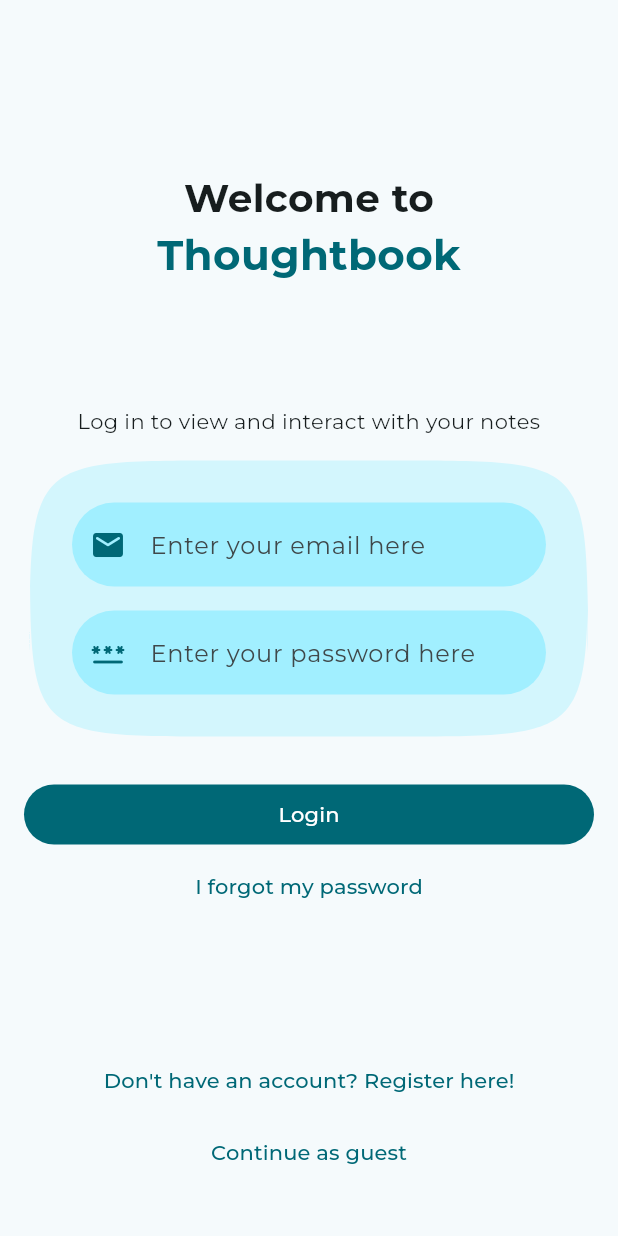
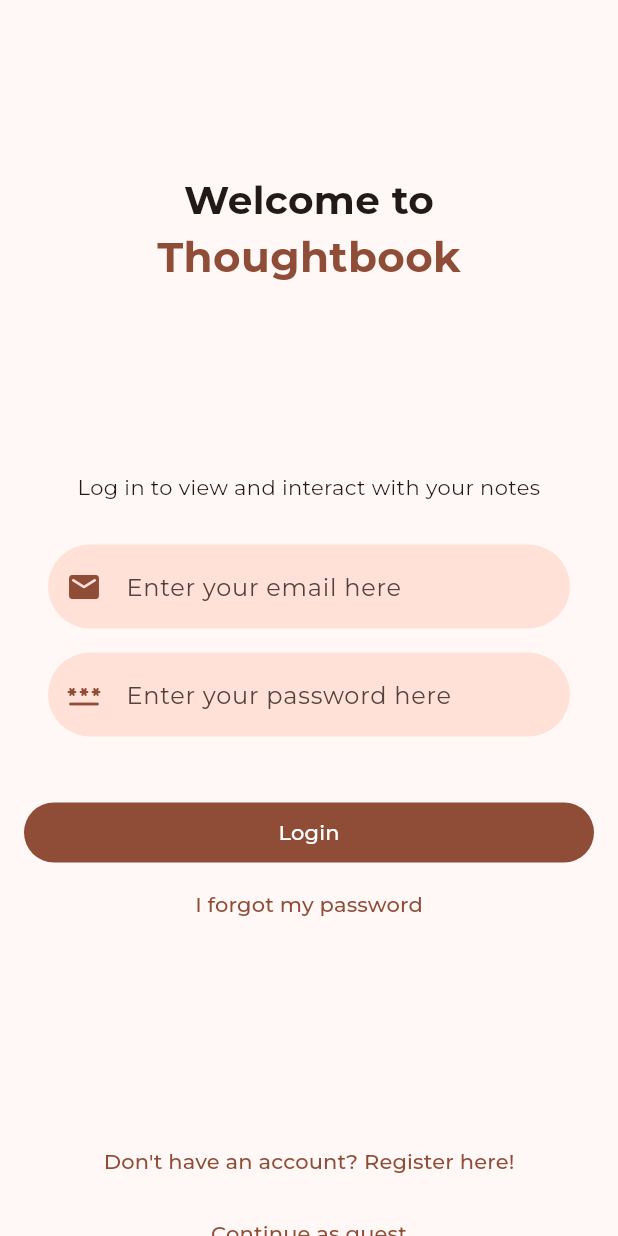
Before and after one commit to CrypticVader/thoughtbook, a Flutter app: the screen it shows after launch, on a phone screen of 412 x 824 dp. Run offline on Flutter 3.47's test engine with Material 2 defaults, Android fonts, the light colour scheme and no system bars; drawn by our look-alikes of animated_background, dynamic_color, flutter_animate; our stand-ins replace bloc, cloud_firestore, equatable, firebase_auth, firebase_core, flutter_bloc and 4 more; accounts and stored records are empty; generated files the repository leaves out were written again; project files that could hold a hidden picture were left out.

Commit message:
Fixed Guest mode persistence
-Added a new service to wrap around shared_preferences.
- Modified the appearance of login and register views, they are now scrollable.

```diff
--- a/lib/constants/preferences.dart
+++ /dev/null
@@ -1,3 +0,0 @@
-const layoutPrefKey = 'layout_pref_key';
-const gridLayoutPref = 'layout_grid';
-const listLayoutPref = 'layout_list';
--- a/lib/main.dart
+++ b/lib/main.dart
@@ -8,6 +8,7 @@ import 'package:thoughtbook/constants/routes.dart';
 import 'package:thoughtbook/extensions/buildContext/loc.dart';
 import 'package:thoughtbook/extensions/buildContext/theme.dart';
 import 'package:thoughtbook/helpers/loading/loading_screen.dart';
+import 'package:thoughtbook/services/app_preference/app_preference_service.dart';
 import 'package:thoughtbook/services/auth/bloc/auth_bloc.dart';
 import 'package:thoughtbook/services/auth/bloc/auth_event.dart';
 import 'package:thoughtbook/services/auth/bloc/auth_state.dart';
@@ -30,6 +31,8 @@ void main() {
     ),
   );
 
+  AppPreferenceService().initPrefs();
+
   runApp(
     const ThoughtbookApp(),
   );
@@ -44,7 +47,7 @@ class ThoughtbookApp extends StatefulWidget {
 
 class _ThoughtbookAppState extends State<ThoughtbookApp> {
   static final _defaultLightColorScheme = ColorScheme.fromSeed(
-    seedColor: Colors.cyan,
+    seedColor: Colors.deepOrangeAccent,
     brightness: Brightness.light,
   );
 
@@ -60,7 +63,7 @@ class _ThoughtbookAppState extends State<ThoughtbookApp> {
         supportedLocales: AppLocalizations.supportedLocales,
         localizationsDelegates: AppLocalizations.localizationsDelegates,
         debugShowCheckedModeBanner: false,
-        title: 'Flutter Demo',
+        title: 'Thoughtbook',
         theme: ThemeData(
           fontFamily:
               (kIsWeb && Theme.of(context).platform == TargetPlatform.android)
@@ -105,8 +108,6 @@ class HomePage extends StatelessWidget {
   }) {
     if (state is AuthStateLoggedIn) {
       return const NotesView();
-    } else if (state is AuthStateLoggedInAsGuest) {
-      return const NotesView();
     } else if (state is AuthStateForgotPassword) {
       return const ForgotPasswordView();
     } else if (state is AuthStateNeedsVerification) {
@@ -143,7 +144,15 @@ class HomePage extends StatelessWidget {
       },
       builder: (context, state) {
         return AnimatedSwitcher(
+          switchInCurve: Curves.easeIn,
+          switchOutCurve: Curves.easeOut,
           duration: const Duration(milliseconds: 300),
+          transitionBuilder: (child, animation) {
+            return FadeTransition(
+              opacity: animation,
+              child: child,
+            );
+          },
           child: _getMainLayout(
             state: state,
             context: context,
--- /dev/null
+++ b/lib/services/app_preference/enums/preference_keys.dart
@@ -0,0 +1,9 @@
+enum PreferenceKey {
+  selectedLayout,
+  isGuest,
+  lastSyncedWithCloud,
+}
+
+extension SettingsKeysExtension on PreferenceKey {
+  String get value => toString().split('.').last;
+}
--- /dev/null
+++ b/lib/services/app_preference/enums/preference_values.dart
@@ -0,0 +1,5 @@
+enum LayoutPreference { list, grid }
+
+extension LayoutSettingExtension on LayoutPreference {
+  String get value => toString().split('.').last;
+}
--- a/lib/services/auth/bloc/auth_bloc.dart
+++ b/lib/services/auth/bloc/auth_bloc.dart
@@ -1,4 +1,6 @@
 import 'package:bloc/bloc.dart';
+import 'package:thoughtbook/services/app_preference/app_preference_service.dart';
+import 'package:thoughtbook/services/app_preference/enums/preference_keys.dart';
 import 'package:thoughtbook/services/auth/auth_provider.dart';
 import 'package:thoughtbook/services/auth/bloc/auth_event.dart';
 import 'package:thoughtbook/services/auth/bloc/auth_state.dart';
@@ -93,19 +95,41 @@ class AuthBloc extends Bloc<AuthEvent, AuthState> {
         await provider.initialize();
         final user = provider.currentUser;
         if (user == null) {
+          final isUserGuest = AppPreferenceService().isUserLoggedInAsGuest;
+          if (isUserGuest) {
+            emit(
+              const AuthStateLoggedIn(
+                isLoading: false,
+                isUserGuest: true,
+                user: null,
+              ),
+            );
+          } else {
             emit(
               const AuthStateLoggedOut(
                 exception: null,
                 isLoading: false,
               ),
             );
-        } else if (!user.isEmailVerified) {
-          emit(const AuthStateNeedsVerification(isLoading: false));
+          }
+        } else {
+          AppPreferenceService().setPreference(
+            key: PreferenceKey.isGuest,
+            value: false,
+          );
+          if (!user.isEmailVerified) {
+            emit(
+              const AuthStateNeedsVerification(
+                isLoading: false,
+              ),
+            );
           } else {
             emit(AuthStateLoggedIn(
               user: user,
               isLoading: false,
+              isUserGuest: false,
             ));
+          }
         }
       },
     );
@@ -125,6 +149,10 @@ class AuthBloc extends Bloc<AuthEvent, AuthState> {
           final user = await provider.logIn(
             email: email,
             password: password,
+          );
+          AppPreferenceService().setPreference(
+            key: PreferenceKey.isGuest,
+            value: false,
           );
           if (!user.isEmailVerified) {
             emit(
@@ -146,6 +174,7 @@ class AuthBloc extends Bloc<AuthEvent, AuthState> {
               AuthStateLoggedIn(
                 user: user,
                 isLoading: false,
+                isUserGuest: false,
               ),
             );
           }
@@ -163,9 +192,15 @@ class AuthBloc extends Bloc<AuthEvent, AuthState> {
     // log in as guest
     on<AuthEventLoginAsGuest>(
       (event, emit) {
+        AppPreferenceService().setPreference(
+          key: PreferenceKey.isGuest,
+          value: true,
+        );
         emit(
-          const AuthStateLoggedInAsGuest(
+          const AuthStateLoggedIn(
             isLoading: false,
+            isUserGuest: true,
+            user: null,
           ),
         );
       },
--- a/lib/services/auth/bloc/auth_state.dart
+++ b/lib/services/auth/bloc/auth_state.dart
@@ -39,17 +39,14 @@ class AuthStateForgotPassword extends AuthState {
 }
 
 class AuthStateLoggedIn extends AuthState {
-  final AuthUser user;
+  final AuthUser? user;
+  final bool isUserGuest;
 
   const AuthStateLoggedIn({
+    required this.isUserGuest,
     required this.user,
     required bool isLoading,
   }) : super(isLoading: isLoading);
-}
-
-class AuthStateLoggedInAsGuest extends AuthState {
-  const AuthStateLoggedInAsGuest({required bool isLoading})
-      : super(isLoading: isLoading);
 }
 
 class AuthStateNeedsVerification extends AuthState {
--- a/lib/services/cloud/cloud_note.dart
+++ b/lib/services/cloud/cloud_note.dart
@@ -2,6 +2,7 @@ import 'package:flutter/foundation.dart';
 import 'package:thoughtbook/services/cloud/firestore_notes_constants.dart';
 import 'package:cloud_firestore/cloud_firestore.dart';
 
+/// Data model for notes stored in the Firebase Firestore database.
 @immutable
 class CloudNote {
   final String documentId;
--- a/lib/utilities/modals/show_color_picker_bottom_sheet.dart
+++ b/lib/utilities/modals/show_color_picker_bottom_sheet.dart
@@ -170,23 +170,19 @@ Map<String, Color> noteColors = {
   'Coral Pink': const Color(0xFFFF7F50),
   'Lavender Purple': const Color(0xFF967bb6),
   'Sandy Brown': const Color(0xFFf4a460),
-  // 'Cosmic Latte': const Color(0xFFFDF8E7),
   'Galactic Blue': const Color(0xFF1F75FE),
   'Nebula Pink': const Color(0xFFD4578C),
-  'Supernova Yellow': const Color(0xFFFFC300),
   'Aurora Green': const Color(0xFF7FFFD4),
   'Meteorite Grey': const Color(0xFF2F4F4F),
   'Barn Red': const Color(0xFF801100),
   'Engineering International Orange': const Color(0xFFB62203),
   'Sinopia': const Color(0xFFD73502),
-  'Orange': const Color(0xFFFC6400),
   'Philippine Orange': const Color(0xFFFF7500),
   'Golden Poppy': const Color(0xFFFAC000),
   'Baltic Blue': const Color(0xFF32307B),
   'Liberty Blue': const Color(0xFF61609A),
   'Lilac Tiptoe': const Color(0xFFE2B5F8),
   'Ravishing Coral': const Color(0xFFFF9683),
-  // 'Peaceful Leaf': const Color(0xFF95B971),
   'Mediterranean Blue': const Color(0xFF027EBC),
   'Begonia': const Color(0xFFFF747A),
   'Calamansi': const Color(0xFFFFF4A6),
--- a/lib/views/login_view.dart
+++ b/lib/views/login_view.dart
@@ -1,4 +1,6 @@
+import 'package:animated_background/animated_background.dart';
 import 'package:flutter/material.dart';
+import 'package:flutter_animate/flutter_animate.dart';
 import 'package:flutter_bloc/flutter_bloc.dart';
 import 'package:thoughtbook/extensions/buildContext/loc.dart';
 import 'package:thoughtbook/extensions/buildContext/theme.dart';
@@ -15,7 +17,7 @@ class LoginView extends StatefulWidget {
   State<LoginView> createState() => _LoginViewState();
 }
 
-class _LoginViewState extends State<LoginView> {
+class _LoginViewState extends State<LoginView> with TickerProviderStateMixin {
   late final TextEditingController _email;
   late final TextEditingController _password;
 
@@ -67,12 +69,29 @@ class _LoginViewState extends State<LoginView> {
         }
       },
       child: Scaffold(
-        body: Padding(
+        body: AnimatedBackground(
+          vsync: this,
+          behaviour: RandomParticleBehaviour(
+            options: ParticleOptions(
+              baseColor: context.theme.colorScheme.secondary,
+              spawnOpacity: 0.0,
+              opacityChangeRate: 0.25,
+              minOpacity: 0.1,
+              maxOpacity: 0.4,
+              spawnMinSpeed: 20.0,
+              spawnMaxSpeed: 30.0,
+              spawnMinRadius: 10.0,
+              spawnMaxRadius: 20.0,
+              particleCount: 26,
+            ),
+          ),
+          child: SingleChildScrollView(
+            child: Padding(
               padding: const EdgeInsets.fromLTRB(16, 32, 16, 32),
               child: Column(
                 children: [
-              const Spacer(
-                flex: 1,
+                  SizedBox(
+                    height: MediaQuery.of(context).size.height * 0.1,
                   ),
                   Text(
                     context.loc.welcome_to,
@@ -89,9 +108,14 @@ class _LoginViewState extends State<LoginView> {
                       fontSize: 28,
                       color: context.theme.colorScheme.primary,
                     ),
+                  ).animate(adapter: ValueAdapter(0.5)).shimmer(
+                    colors: [
+                      context.theme.colorScheme.primary,
+                      context.theme.colorScheme.tertiary,
+                    ],
                   ),
-              const Spacer(
-                flex: 1,
+                  SizedBox(
+                    height: MediaQuery.of(context).size.height * 0.15,
                   ),
                   Text(
                     context.loc.login_view_prompt,
@@ -100,15 +124,8 @@ class _LoginViewState extends State<LoginView> {
                   const SizedBox(
                     height: 12,
                   ),
-              Card(
-                elevation: 0,
-                color:
-                    context.theme.colorScheme.primaryContainer.withOpacity(0.4),
-                shape: ContinuousRectangleBorder(
-                  borderRadius: BorderRadius.circular(128),
-                ),
-                child: Padding(
-                  padding: const EdgeInsets.all(28.0),
+                  Padding(
+                    padding: const EdgeInsets.all(16.0),
                     child: Column(
                       children: [
                         TextField(
@@ -130,8 +147,10 @@ class _LoginViewState extends State<LoginView> {
                               borderRadius: BorderRadius.circular(32),
                               borderSide: BorderSide.none,
                             ),
-                          fillColor:
-                              Theme.of(context).colorScheme.primaryContainer,
+                            fillColor: Theme.of(context)
+                                .colorScheme
+                                .primaryContainer
+                                .withAlpha(200),
                             filled: true,
                             prefixIconColor:
                                 Theme.of(context).colorScheme.primary,
@@ -163,17 +182,19 @@ class _LoginViewState extends State<LoginView> {
                               borderRadius: BorderRadius.circular(32),
                               borderSide: BorderSide.none,
                             ),
-                          fillColor: context.theme.colorScheme.primaryContainer,
+                            fillColor: context
+                                .theme.colorScheme.primaryContainer
+                                .withAlpha(200),
                             filled: true,
                             prefixIconColor: context.theme.colorScheme.primary,
                             prefixIcon: const Icon(
                               Icons.password_rounded,
                             ),
-                          hintText: context.loc.password_text_field_placeholder,
+                            hintText:
+                                context.loc.password_text_field_placeholder,
                           ),
                         ),
                       ],
-                  ),
                     ),
                   ),
                   const SizedBox(
@@ -208,19 +229,23 @@ class _LoginViewState extends State<LoginView> {
                       padding: const EdgeInsets.fromLTRB(16, 8, 16, 8),
                     ),
                     onPressed: () {
-                  context.read<AuthBloc>().add(const AuthEventForgotPassword());
+                      context
+                          .read<AuthBloc>()
+                          .add(const AuthEventForgotPassword());
                     },
                     child: Text(context.loc.login_view_forgot_password),
                   ),
-              const Spacer(
-                flex: 1,
+                  SizedBox(
+                    height: MediaQuery.of(context).size.height * 0.15,
                   ),
                   TextButton(
                     style: TextButton.styleFrom(
                       padding: const EdgeInsets.fromLTRB(16, 8, 16, 8),
                     ),
                     onPressed: () {
-                  context.read<AuthBloc>().add(const AuthEventShouldRegister());
+                      context
+                          .read<AuthBloc>()
+                          .add(const AuthEventShouldRegister());
                     },
                     child: Text(context.loc.login_view_not_registered_yet),
                   ),
@@ -229,7 +254,9 @@ class _LoginViewState extends State<LoginView> {
                       padding: const EdgeInsets.fromLTRB(16, 8, 16, 8),
                     ),
                     onPressed: () {
-                  context.read<AuthBloc>().add(const AuthEventLoginAsGuest());
+                      context
+                          .read<AuthBloc>()
+                          .add(const AuthEventLoginAsGuest());
                     },
                     child: const Text("Continue as guest"),
                   ),
@@ -237,6 +264,8 @@ class _LoginViewState extends State<LoginView> {
               ),
             ),
           ),
+        ),
+      ),
     );
   }
 }
--- a/lib/views/notes/create_update_note_view.dart
+++ b/lib/views/notes/create_update_note_view.dart
@@ -13,7 +13,7 @@ import 'package:thoughtbook/services/crud/local_note.dart';
 import 'package:thoughtbook/services/crud/local_note_service.dart';
 import 'package:thoughtbook/utilities/dialogs/cannot_share_empty_note_dialog.dart';
 import 'package:thoughtbook/utilities/dialogs/delete_dialog.dart';
-import 'package:thoughtbook/utilities/generics/get_arguments.dart';
+import 'package:thoughtbook/extensions/buildContext/get_arguments.dart';
 import 'package:thoughtbook/utilities/modals/show_color_picker_bottom_sheet.dart';
 
 typedef NoteCallback = void Function(LocalNote note);
--- a/lib/views/notes/notes_list_view.dart
+++ b/lib/views/notes/notes_list_view.dart
@@ -2,10 +2,10 @@ import 'package:animations/animations.dart';
 import 'package:flutter/material.dart';
 import 'package:flutter/scheduler.dart';
 import 'package:flutter_staggered_grid_view/flutter_staggered_grid_view.dart';
-import 'package:thoughtbook/constants/preferences.dart';
 import 'package:thoughtbook/constants/routes.dart';
 import 'package:thoughtbook/extensions/buildContext/loc.dart';
 import 'package:thoughtbook/extensions/buildContext/theme.dart';
+import 'package:thoughtbook/services/app_preference/enums/preference_values.dart';
 import 'package:thoughtbook/services/crud/local_note.dart';
 import 'package:thoughtbook/utilities/dialogs/error_dialog.dart';
 import 'package:thoughtbook/views/notes/create_update_note_view.dart';
@@ -36,9 +36,9 @@ class NotesListView extends StatefulWidget {
 
 class _NotesListViewState extends State<NotesListView> {
   int _getLayoutColumnCount(context) {
-    if (widget.layoutPreference == listLayoutPref) {
+    if (widget.layoutPreference == LayoutPreference.list.value) {
       return 1;
-    } else if (widget.layoutPreference == gridLayoutPref) {
+    } else if (widget.layoutPreference == LayoutPreference.grid.value) {
       final width = MediaQuery.of(context).size.width;
       if (width < 150) {
         return 1;
--- a/pubspec.yaml
+++ b/pubspec.yaml
@@ -61,6 +61,8 @@ dependencies:
   isar: ^3.1.0
   isar_flutter_libs: ^3.1.0
   connectivity_plus: ^3.0.4
+  animated_background: ^2.0.0
+  flutter_animate: ^4.1.1+1
 dev_dependencies:
   flutter_test:
     sdk: flutter
```
Also changed, not shown: lib/helpers/preferences/layout_preferences.dart (deleted, +0 -42 lines), lib/services/app_preference/app_preference_service.dart (added, +106 -0 lines), lib/services/note_sync/note_sync_service.dart (+26 -1 lines), lib/views/notes/notes_view.dart (+53 -55 lines), lib/views/register_view.dart (+44 -24 lines), lib/extensions/buildContext/get_arguments.dart (renamed from lib/utilities/generics/get_arguments.dart), pubspec.lock. Lines whose indentation alone changed are shown as unchanged.
